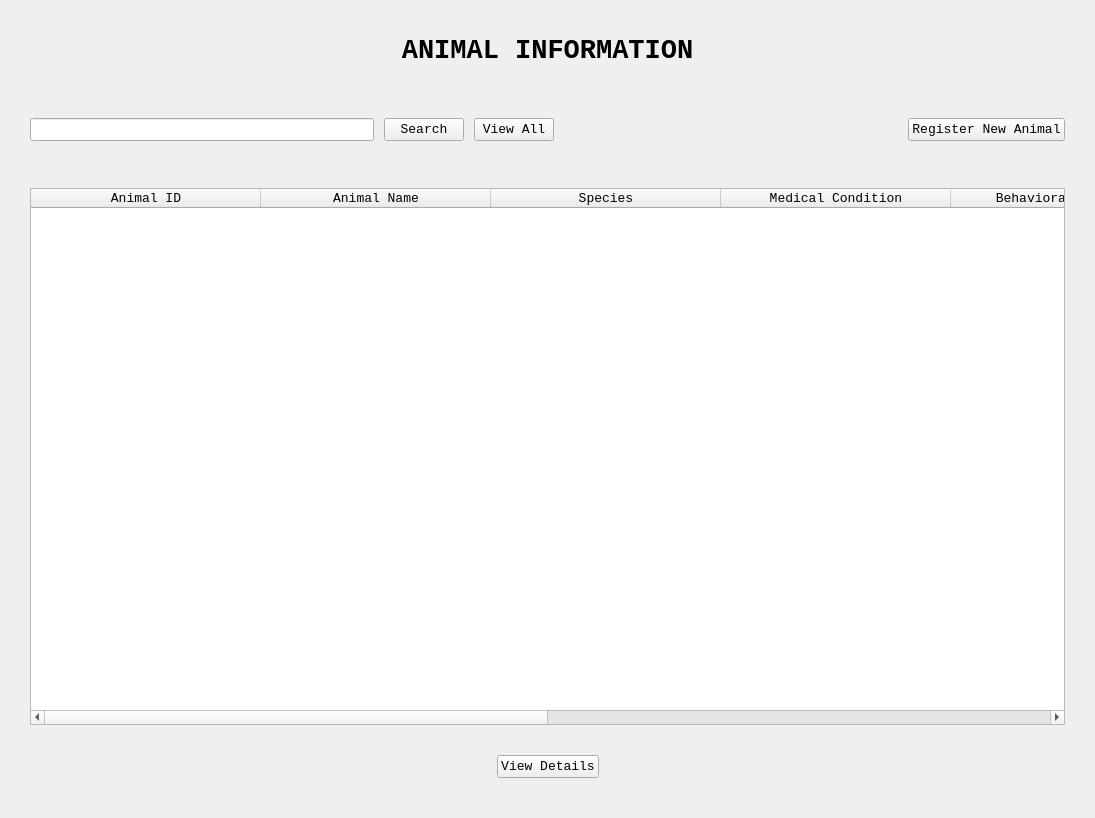
First picture: the form in AnimalUI.ui, repository ASNaeem/Simple-VCMS, before the edit.
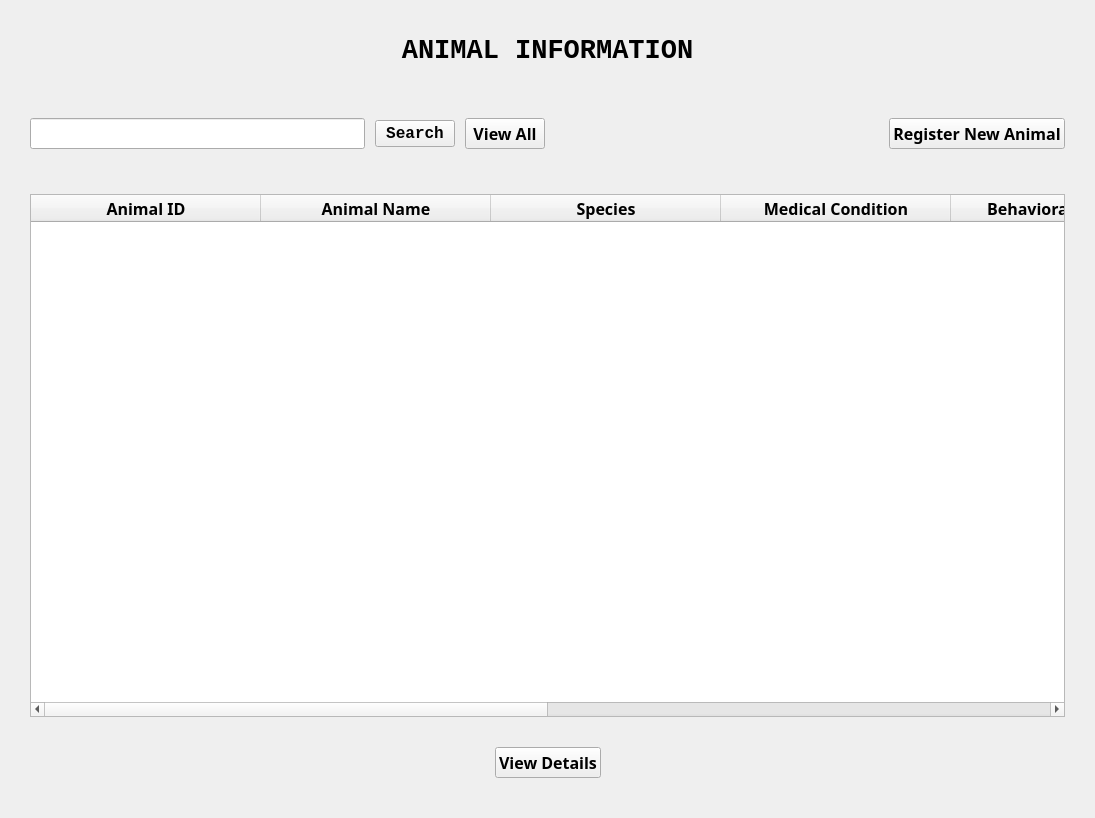
Second picture: the form after the edit. The open tabs and pages were chosen to show the change.

```diff
--- a/AnimalUI.ui
+++ b/AnimalUI.ui
@@ -7,7 +7,7 @@
     <x>0</x>
     <y>0</y>
     <width>1095</width>
-    <height>816</height>
+    <height>815</height>
    </rect>
   </property>
   <property name="maximumSize">
@@ -148,8 +148,10 @@
              <widget class="QPushButton" name="button_animal_register_new">
               <property name="font">
                <font>
-                <family>Courier New</family>
-                <pointsize>10</pointsize>
+                <family>Shonar Bangla</family>
+                <pointsize>12</pointsize>
+                <weight>75</weight>
+                <bold>true</bold>
                 <kerning>true</kerning>
                </font>
               </property>
@@ -172,7 +174,9 @@
               <property name="font">
                <font>
                 <family>Courier New</family>
-                <pointsize>10</pointsize>
+                <pointsize>12</pointsize>
+                <weight>75</weight>
+                <bold>true</bold>
                 <kerning>true</kerning>
                </font>
               </property>
@@ -188,8 +192,10 @@
              <widget class="QLineEdit" name="line_animal_search">
               <property name="font">
                <font>
-                <family>Courier New</family>
-                <pointsize>10</pointsize>
+                <family>Shonar Bangla</family>
+                <pointsize>12</pointsize>
+                <weight>75</weight>
+                <bold>true</bold>
                 <kerning>true</kerning>
                </font>
               </property>
@@ -212,8 +218,10 @@
              <widget class="QPushButton" name="button_animal_view_all">
               <property name="font">
                <font>
-                <family>Courier New</family>
-                <pointsize>10</pointsize>
+                <family>Shonar Bangla</family>
+                <pointsize>12</pointsize>
+                <weight>75</weight>
+                <bold>true</bold>
                 <kerning>true</kerning>
                </font>
               </property>
@@ -255,8 +263,10 @@
               </property>
               <property name="font">
                <font>
-                <family>Courier New</family>
-                <pointsize>10</pointsize>
+                <family>Shonar Bangla</family>
+                <pointsize>12</pointsize>
+                <weight>75</weight>
+                <bold>true</bold>
                 <kerning>true</kerning>
                </font>
               </property>
@@ -349,8 +359,10 @@
              <widget class="QPushButton" name="button_animal_view_details">
               <property name="font">
                <font>
-                <family>Courier New</family>
-                <pointsize>10</pointsize>
+                <family>Shonar Bangla</family>
+                <pointsize>12</pointsize>
+                <weight>75</weight>
+                <bold>true</bold>
                 <kerning>true</kerning>
                </font>
               </property>
```
Left out of the diff: 45 changed lines with no effect on the pictures.
